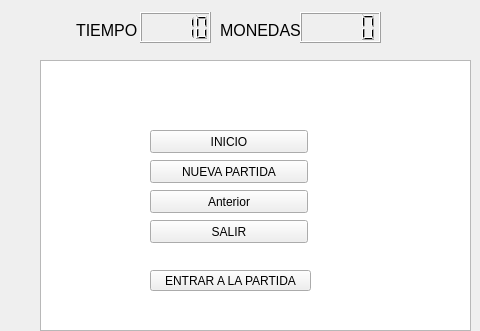
The window that mainwindow.ui (julianperez22/Trabajo_Final) describes before a commit, drawn with Qt 5; both pictures show x 0 to 480 and y 0 to 331 of the 800 by 600 pixel window.
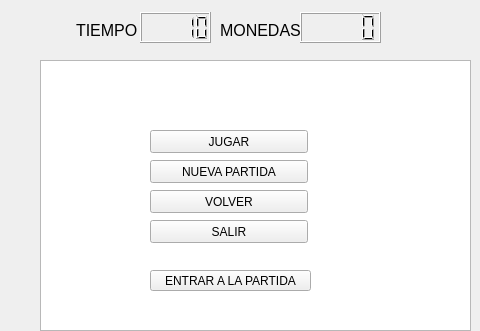
The same window after the commit.

The edit to the form file:
```diff
--- a/mainwindow.ui
+++ b/mainwindow.ui
@@ -83,7 +83,7 @@
      </rect>
     </property>
     <property name="text">
-     <string>INICIO</string>
+     <string>JUGAR</string>
     </property>
    </widget>
    <widget class="QPushButton" name="partida">
@@ -109,7 +109,7 @@
      </rect>
     </property>
     <property name="text">
-     <string>Anterior</string>
+     <string>VOLVER</string>
     </property>
    </widget>
    <widget class="QPushButton" name="salir">
```
Left out of the diff: 2 changed lines with no effect on the pictures.
